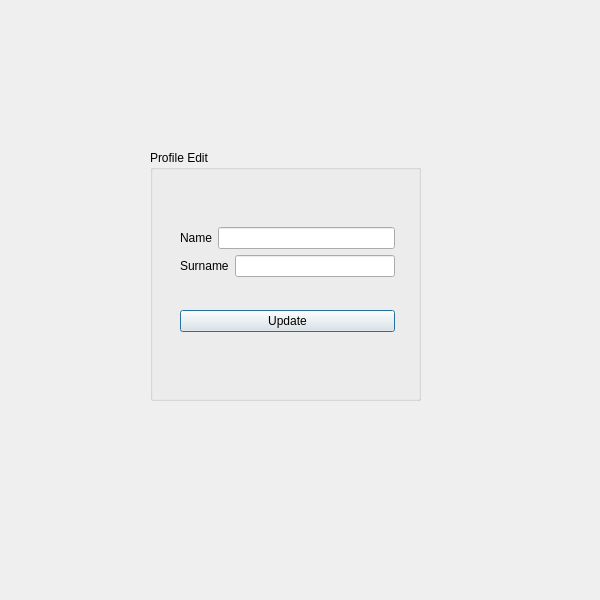
The window that editprofile.ui (keremerguner/Qt5-LabManagementSystem) describes before a commit, drawn with Qt 5.
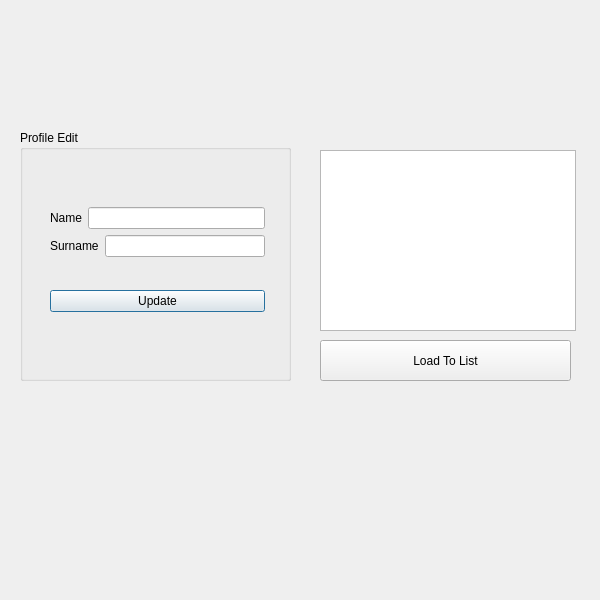
The same window after the commit.

Diff of the .ui file:
```diff
--- a/editprofile.ui
+++ b/editprofile.ui
@@ -16,8 +16,8 @@
   <widget class="QGroupBox" name="groupBox">
    <property name="geometry">
     <rect>
-     <x>150</x>
-     <y>150</y>
+     <x>20</x>
+     <y>130</y>
      <width>271</width>
      <height>251</height>
     </rect>
@@ -25,7 +25,7 @@
    <property name="title">
     <string>Profile Edit</string>
    </property>
-   <widget class="QWidget" name="">
+   <widget class="QWidget" name="layoutWidget">
     <property name="geometry">
      <rect>
       <x>30</x>
@@ -77,6 +77,29 @@
     </layout>
    </widget>
   </widget>
+  <widget class="QListView" name="listView">
+   <property name="geometry">
+    <rect>
+     <x>320</x>
+     <y>150</y>
+     <width>256</width>
+     <height>181</height>
+    </rect>
+   </property>
+  </widget>
+  <widget class="QPushButton" name="pushButton_2_ProfileEdit_Load_To_List">
+   <property name="geometry">
+    <rect>
+     <x>320</x>
+     <y>340</y>
+     <width>251</width>
+     <height>41</height>
+    </rect>
+   </property>
+   <property name="text">
+    <string>Load To List</string>
+   </property>
+  </widget>
  </widget>
  <resources/>
  <connections/>
```
Left out of the diff: 2 changed lines with no effect on the pictures.
